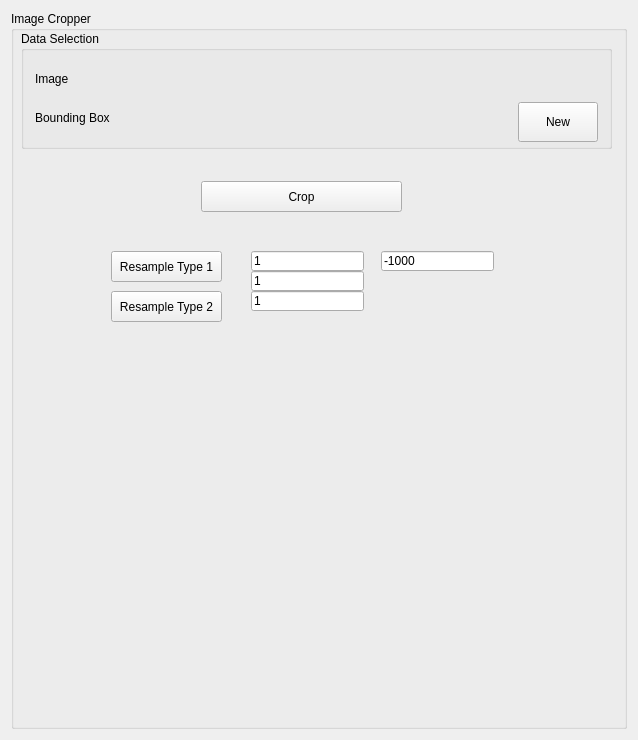
Qt form Plugins/org.mitk.lancet.ImageCropperNew/src/internal/ImageCropperNewControls.ui (zhaomengxiao/LancetMITK-Adition) before a commit.
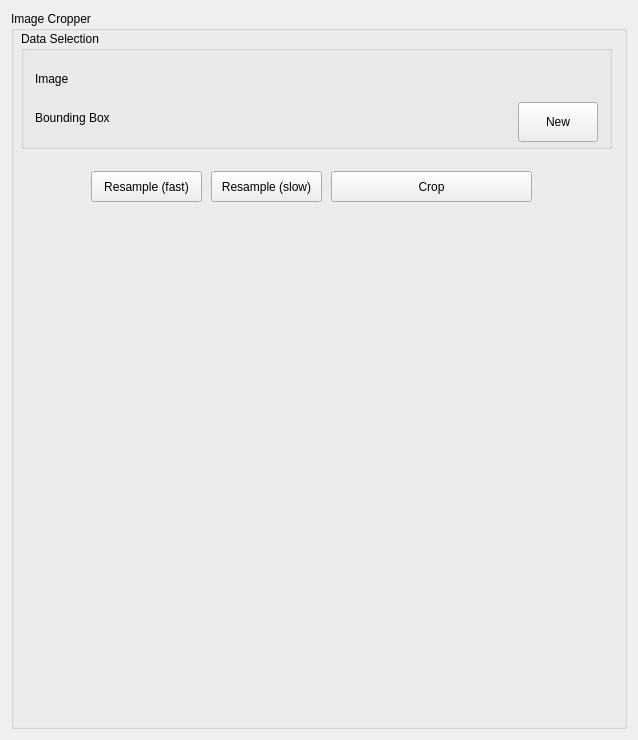
The same form after that commit. Custom widgets are drawn as their Qt base class.

Commit message: Harden image

The edit to the form file:
```diff
--- a/Plugins/org.mitk.lancet.ImageCropperNew/src/internal/ImageCropperNewControls.ui
+++ b/Plugins/org.mitk.lancet.ImageCropperNew/src/internal/ImageCropperNewControls.ui
@@ -113,8 +113,8 @@
      <widget class="QPushButton" name="pushButton_FastImageCrop">
       <property name="geometry">
        <rect>
-        <x>190</x>
-        <y>170</y>
+        <x>320</x>
+        <y>160</y>
         <width>201</width>
         <height>31</height>
        </rect>
@@ -126,79 +126,27 @@
      <widget class="QPushButton" name="pushButton_resample">
       <property name="geometry">
        <rect>
-        <x>100</x>
-        <y>240</y>
+        <x>200</x>
+        <y>160</y>
         <width>111</width>
         <height>31</height>
        </rect>
       </property>
       <property name="text">
-       <string>Resample Type 1</string>
-      </property>
-     </widget>
-     <widget class="QLineEdit" name="lineEdit_x_step">
-      <property name="geometry">
-       <rect>
-        <x>240</x>
-        <y>240</y>
-        <width>113</width>
-        <height>20</height>
-       </rect>
-      </property>
-      <property name="text">
-       <string>1</string>
-      </property>
-     </widget>
-     <widget class="QLineEdit" name="lineEdit_y_step">
-      <property name="geometry">
-       <rect>
-        <x>240</x>
-        <y>260</y>
-        <width>113</width>
-        <height>20</height>
-       </rect>
-      </property>
-      <property name="text">
-       <string>1</string>
-      </property>
-     </widget>
-     <widget class="QLineEdit" name="lineEdit_z_step">
-      <property name="geometry">
-       <rect>
-        <x>240</x>
-        <y>280</y>
-        <width>113</width>
-        <height>20</height>
-       </rect>
-      </property>
-      <property name="text">
-       <string>1</string>
-      </property>
-     </widget>
-     <widget class="QLineEdit" name="lineEdit_fringeValue">
-      <property name="geometry">
-       <rect>
-        <x>370</x>
-        <y>240</y>
-        <width>113</width>
-        <height>20</height>
-       </rect>
-      </property>
-      <property name="text">
-       <string>-1000</string>
+       <string>Resample (slow)</string>
       </property>
      </widget>
      <widget class="QPushButton" name="pushButton_resample_type2">
       <property name="geometry">
        <rect>
-        <x>100</x>
-        <y>280</y>
+        <x>80</x>
+        <y>160</y>
         <width>111</width>
         <height>31</height>
        </rect>
       </property>
       <property name="text">
-       <string>Resample Type 2</string>
+       <string>Resample (fast)</string>
       </property>
      </widget>
     </widget>
```
The commit also changes 5 other files.
